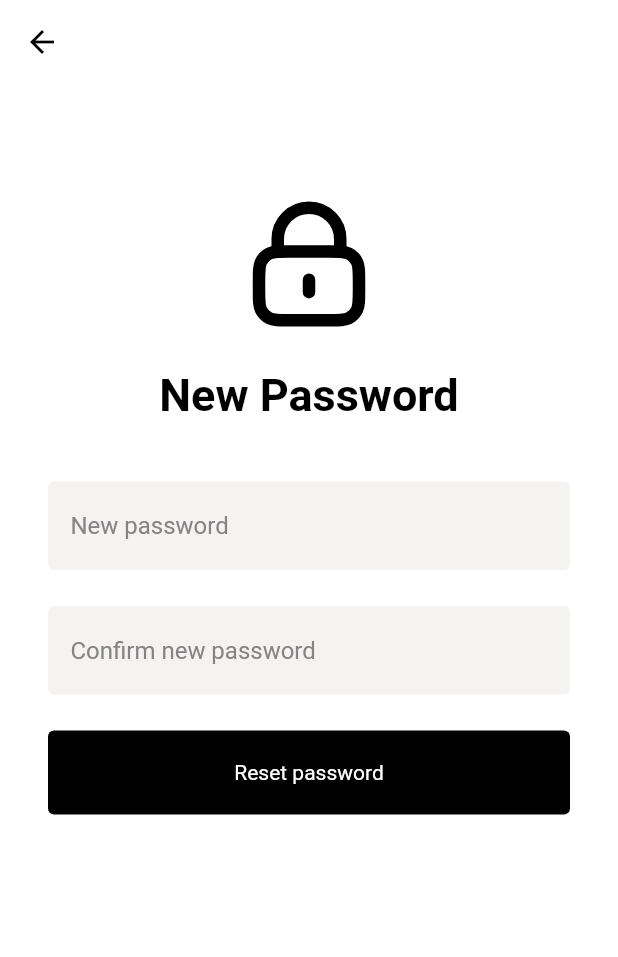
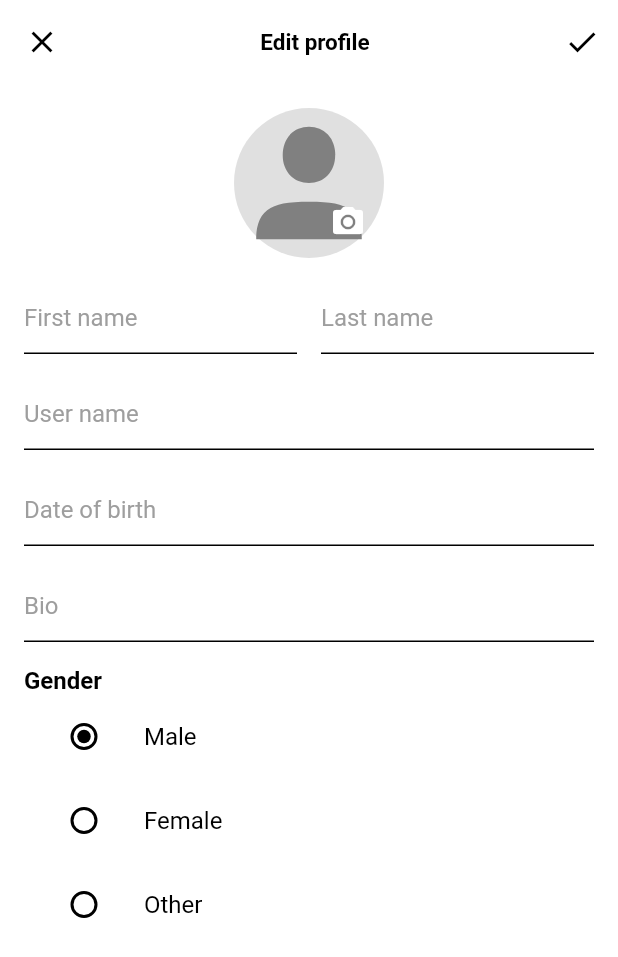
Before and after one commit to OnlyFoodApp/onlyfood_mo, a Flutter app: the screen it shows after launch, on a phone screen of 412 x 824 dp. Shown: the top 957 px of the screen. Run offline on Flutter 3.47's test engine with Material 2 defaults, Android fonts, the phone set to English and light mode, and no system bars; our stand-ins replace firebase_core, flutter_svg, image_picker; accounts and stored records are empty.

Commit message:
done screen profile editing

```diff
--- a/onlyfood_mo/lib/main.dart
+++ b/onlyfood_mo/lib/main.dart
@@ -5,6 +5,7 @@ import 'package:onlyfood_mo/responsive/mobile_screen_layout.dart';
 import 'package:onlyfood_mo/responsive/responsive_layout_screen.dart';
 import 'package:onlyfood_mo/responsive/web_screen_layout.dart';
 import 'package:onlyfood_mo/screens/login/login_screen.dart';
+import 'package:onlyfood_mo/screens/profile_editing/profile_editing.dart';
 import 'package:onlyfood_mo/screens/reset_password/reset_password.dart';
 import 'package:onlyfood_mo/screens/reset_password/reset_password_verify.dart';
 import 'package:onlyfood_mo/screens/reset_password/reset_pasword_second.dart';
@@ -43,6 +44,6 @@ class MyApp extends StatelessWidget {
         theme: ThemeData.dark().copyWith(
           scaffoldBackgroundColor: mobileBackgroundColor,
         ),
-        home: const ResetPasswordSecond());
+        home: const ProfileEditing());
   }
 }
--- /dev/null
+++ b/onlyfood_mo/lib/screens/profile_editing/profile_editing.dart
@@ -0,0 +1,293 @@
+import 'package:flutter/material.dart';
+
+import 'dart:typed_data';
+
+import 'package:flutter/material.dart';
+import 'package:flutter_svg/flutter_svg.dart';
+import 'package:image_picker/image_picker.dart';
+import 'package:onlyfood_mo/utils/colors.dart';
+import 'package:onlyfood_mo/widgets/text_field_input.dart';
+
+class ProfileEditing extends StatefulWidget {
+  const ProfileEditing({Key? key}) : super(key: key);
+
+  @override
+  createState() => _ProfileEditingState();
+}
+
+class _ProfileEditingState extends State<ProfileEditing> {
+  @override
+  Widget build(BuildContext context) {
+    int selectedOption = 1;
+    return Scaffold(
+      appBar: AppBar(
+        backgroundColor: Colors.white,
+        elevation: 0, // Loại bỏ shadow
+        leading: IconButton(
+          icon: const Icon(
+            Icons.close,
+            color: Colors.black,
+          ),
+          onPressed: () {
+            // Xử lý khi nút đóng được nhấn
+            Navigator.pop(context);
+          },
+        ),
+        title: const Center(
+          child: Text(
+            "Edit profile",
+            style: TextStyle(
+              color: Colors.black,
+              fontSize: 15,
+              fontWeight: FontWeight.bold,
+            ),
+          ),
+        ),
+        actions: [
+          IconButton(
+            icon: const Icon(
+              Icons.check,
+              color: Colors.black,
+            ),
+            onPressed: () {
+              // Hiển thị hộp thoại xác nhận khi nút đồng ý được nhấn
+              showDialog(
+                context: context,
+                builder: (BuildContext context) {
+                  return AlertDialog(
+                    title: const Text("Xác nhận"),
+                    backgroundColor: Colors.white,
+                    content: const Column(
+                      mainAxisSize:
+                          MainAxisSize.min, // cái này làm cho column ko dài nữa
+                      crossAxisAlignment: CrossAxisAlignment.start,
+                      children: [
+                        Text(
+                          "Are you sure you want to accept this?",
+                          style: TextStyle(
+                              color: Colors.black, fontWeight: FontWeight.bold),
+                        ),
+                        SizedBox(height: 14), // Khoảng cách giữa các dòng
+                        Text(
+                          "Remember that your “role” cannot be changed after pressing Yes, Confirm",
+                          style: TextStyle(color: Colors.black),
+                        ),
+                      ],
+                    ),
+                    actions: [
+                      TextButton(
+                        onPressed: () {
+                          // Xử lý khi nút "Không" được nhấn
+                          Navigator.of(context).pop();
+                        },
+                        child: const Text("No, Cancel"),
+                      ),
+                      TextButton(
+                        onPressed: () {
+                          // Xử lý khi nút "Có" được nhấn
+                          Navigator.of(context).pop();
+                          // Thực hiện hành động cần thiết sau khi đồng ý
+                        },
+                        child: const Text("Yes, confirm"),
+                      ),
+                    ],
+                  );
+                },
+              );
+            },
+          ),
+        ],
+      ),
+      body: SafeArea(
+        child: Container(
+          width: double.infinity,
+          padding: const EdgeInsets.all(16.0),
+          child: Column(
+            children: [
+              CircleAvatar(
+                radius: 50,
+                backgroundColor: Colors.grey[300], // Màu nền cho CircleAvatar
+                child: Stack(
+                  alignment: Alignment.bottomRight,
+                  children: [
+                    SvgPicture.asset(
+                      "assets/default_avatar.svg",
+                      width: 100,
+                      height: 100,
+                      fit: BoxFit.cover,
+                    ),
+                    IconButton(
+                      icon: const Icon(
+                        Icons.camera_alt,
+                        color: Colors.white,
+                      ),
+                      onPressed: () {
+                        // Xử lý khi nút camera được nhấn
+                        // Mở hộp thoại hoặc thực hiện hành động cần thiết
+                      },
+                    ),
+                  ],
+                ),
+              ),
+              const SizedBox(height: 16),
+              const Row(
+                mainAxisAlignment: MainAxisAlignment.spaceBetween,
+                children: [
+                  Expanded(
+                    child: TextField(
+                      decoration: InputDecoration(
+                        hintText: "First name",
+                        hintStyle: TextStyle(color: Colors.grey),
+                        enabledBorder: UnderlineInputBorder(
+                          borderSide: BorderSide(
+                              color: Colors
+                                  .black), // Màu của border khi không focus
+                        ),
+                        focusedBorder: UnderlineInputBorder(
+                          borderSide: BorderSide(
+                              color: Colors.blue), // Màu của border khi focus
+                        ),
+                      ),
+                    ),
+                  ),
+                  SizedBox(width: 16),
+                  Expanded(
+                    child: TextField(
+                      decoration: InputDecoration(
+                        hintText: "Last name",
+                        hintStyle: TextStyle(color: Colors.grey),
+                        enabledBorder: UnderlineInputBorder(
+                          borderSide: BorderSide(
+                              color: Colors
+                                  .black), // Màu của border khi không focus
+                        ),
+                        focusedBorder: UnderlineInputBorder(
+                          borderSide: BorderSide(
+                              color: Colors.blue), // Màu của border khi focus
+                        ),
+                      ),
+                    ),
+                  ),
+                ],
+              ),
+              const SizedBox(height: 16),
+              const TextField(
+                decoration: InputDecoration(
+                  hintText: "User name",
+                  hintStyle: TextStyle(color: Colors.grey),
+                  enabledBorder: UnderlineInputBorder(
+                    borderSide: BorderSide(
+                        color: Colors.black), // Màu của border khi không focus
+                  ),
+                  focusedBorder: UnderlineInputBorder(
+                    borderSide: BorderSide(
+                        color: Colors.blue), // Màu của border khi focus
+                  ),
+                ),
+              ),
+              const SizedBox(height: 16),
+              const TextField(
+                decoration: InputDecoration(
+                  hintText: "Date of birth",
+                  hintStyle: TextStyle(color: Colors.grey),
+                  enabledBorder: UnderlineInputBorder(
+                    borderSide: BorderSide(
+                        color: Colors.black), // Màu của border khi không focus
+                  ),
+                  focusedBorder: UnderlineInputBorder(
+                    borderSide: BorderSide(
+                        color: Colors.blue), // Màu của border khi focus
+                  ),
+                ),
+              ),
+              const SizedBox(height: 16),
+              const TextField(
+                decoration: InputDecoration(
+                  hintText: "Bio",
+                  hintStyle: TextStyle(color: Colors.grey),
+                  enabledBorder: UnderlineInputBorder(
+                    borderSide: BorderSide(
+                        color: Colors.black), // Màu của border khi không focus
+                  ),
+                  focusedBorder: UnderlineInputBorder(
+                    borderSide: BorderSide(
+                        color: Colors.blue), // Màu của border khi focus
+                  ),
+                ),
+              ),
+              const SizedBox(height: 16),
+              Column(
+                crossAxisAlignment: CrossAxisAlignment.start,
+                children: <Widget>[
+                  const Text(
+                    'Gender',
+                    textAlign: TextAlign.left,
+                    style: TextStyle(
+                      fontSize: 16,
+                      fontWeight: FontWeight.bold,
+                      color: Colors.black,
+                    ),
+                  ),
+                  ListTile(
+                    title: const Text('Male',
+                        style: TextStyle(color: Colors.black)),
+                    leading: Radio<int>(
+                      value: 1,
+                      groupValue: selectedOption,
+                      activeColor: Colors
+                          .black, // Change the active radio button color here
+                      fillColor: MaterialStateProperty.all(
+                          Colors.black), // Change the fill color when selected
+                      splashRadius: 20, // Change the splash radius when clicked
+                      onChanged: (int? value) {
+                        setState(() {
+                          selectedOption = value!;
+                        });
+                      },
+                    ),
+                  ),
+                  ListTile(
+                    title: const Text('Female',
+                        style: TextStyle(color: Colors.black)),
+                    leading: Radio<int>(
+                      value: 2,
+                      groupValue: selectedOption,
+                      activeColor: Colors
+                          .black, // Change the active radio button color here
+                      fillColor: MaterialStateProperty.all(
+                          Colors.black), // Change the fill color when selected
+                      splashRadius: 25, // Change the splash radius when clicked
+                      onChanged: (int? value) {
+                        setState(() {
+                          selectedOption = value!;
+                        });
+                      },
+                    ),
+                  ),
+                  ListTile(
+                    title: const Text('Other',
+                        style: TextStyle(color: Colors.black)),
+                    leading: Radio<int>(
+                      value: 2,
+                      groupValue: selectedOption,
+                      activeColor: Colors
+                          .black, // Change the active radio button color here
+                      fillColor: MaterialStateProperty.all(
+                          Colors.black), // Change the fill color when selected
+                      splashRadius: 25, // Change the splash radius when clicked
+                      onChanged: (int? value) {
+                        setState(() {
+                          selectedOption = value!;
+                        });
+                      },
+                    ),
+                  ),
+                ],
+              ),
+            ],
+          ),
+        ),
+      ),
+    );
+  }
+}
```
